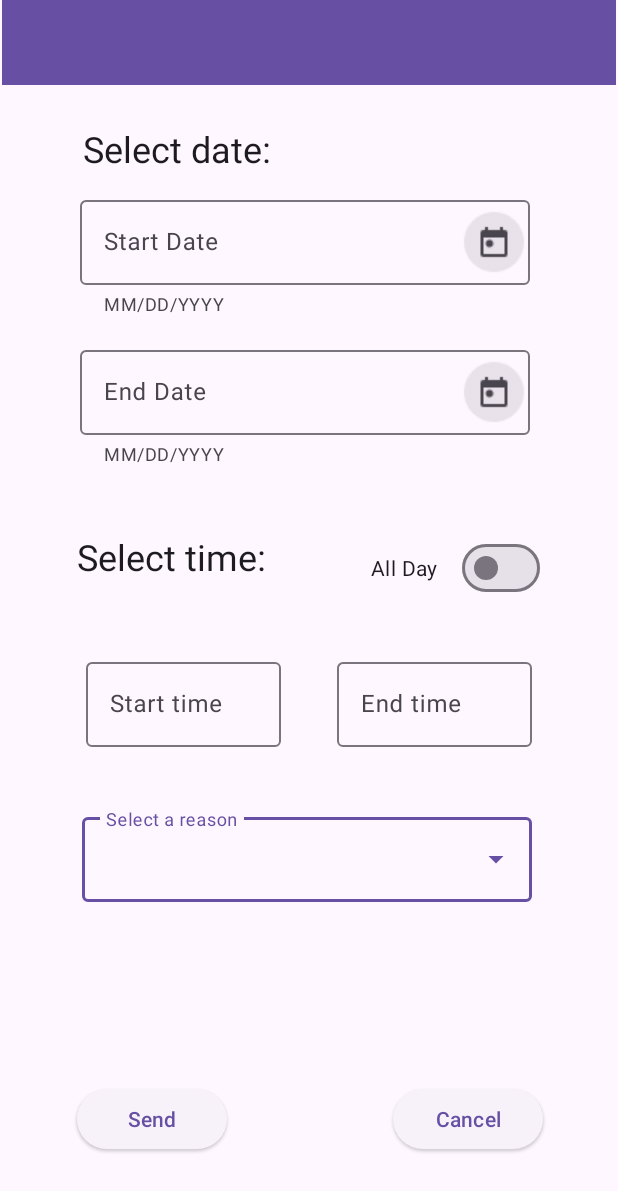
After one commit to masamoe/Optimate, an Android app built with Jetpack Compose: the RequestTimeOff screen opened directly, with no data from a screen before it, on a phone screen of 412 x 824 dp. The commit adds this screen. Shown: the top 1191 px of the screen. Run offline under Robolectric (Android 15) with nearby library versions, the phone set to English and light mode, and no system bars; Roboto replaces fonts that are not available here.

Commit message:
added RequestTimeOff

```diff
--- a/app/src/main/java/com/example/optimate/EmployeeFlow/clockModule.kt
+++ b/app/src/main/java/com/example/optimate/employeeFlow/ClockModule.kt
@@ -1,4 +1,4 @@
-package com.example.optimate.EmployeeFlow
+package com.example.optimate.employeeFlow
 
 import androidx.appcompat.app.AppCompatActivity
 import android.os.Bundle
@@ -12,7 +12,7 @@ import java.util.*
 
 
 
-class clockModule : AppCompatActivity() {
+class ClockModule : AppCompatActivity() {
     private lateinit var digitalClock: TextView
     private lateinit var clockInButton: Button
     private lateinit var clockOutButton: Button
--- /dev/null
+++ b/app/src/main/java/com/example/optimate/employeeFlow/RequestTimeOff.kt
@@ -0,0 +1,140 @@
+package com.example.optimate.employeeFlow
+
+import android.os.Bundle
+import android.widget.TextView
+import androidx.appcompat.app.AppCompatActivity
+import com.example.optimate.R
+import com.google.android.material.datepicker.MaterialDatePicker
+import com.google.android.material.textfield.TextInputLayout
+import com.google.android.material.timepicker.MaterialTimePicker
+import com.google.android.material.timepicker.TimeFormat
+import java.util.Date
+
+class RequestTimeOff : AppCompatActivity() {
+
+
+
+    override fun onCreate(savedInstanceState: Bundle?) {
+        super.onCreate(savedInstanceState)
+        setContentView(R.layout.activity_request_time_off)
+
+        // Create MaterialDatePicker instances for start and end dates
+        val startDatePicker = MaterialDatePicker.Builder.datePicker()
+            .setTitleText("Select start date")
+            .setSelection(MaterialDatePicker.todayInUtcMilliseconds())
+            .build()
+        val endDatePicker = MaterialDatePicker.Builder.datePicker()
+            .setTitleText("Select end date")
+            .setSelection(MaterialDatePicker.todayInUtcMilliseconds())
+            .build()
+
+        // Find TextInputLayouts and TextInputEditTexts
+        val outlinedStartDate = findViewById<TextInputLayout>(R.id.outlinedStartDate)
+        val outlinedEndDate = findViewById<TextInputLayout>(R.id.outlinedEndDate)
+        val startDateEditText = findViewById<TextView>(R.id.startDate)
+        val endDateEditText = findViewById<TextView>(R.id.endDate)
+
+        // Set click listeners to open date pickers
+        outlinedStartDate.setEndIconOnClickListener {
+            startDatePicker.show(supportFragmentManager, "START_DATE_PICKER_TAG")
+        }
+        outlinedEndDate.setEndIconOnClickListener {
+            endDatePicker.show(supportFragmentManager, "END_DATE_PICKER_TAG")
+        }
+
+        startDateEditText.setOnClickListener {
+                startDatePicker.show(supportFragmentManager, "START_DATE_PICKER_TAG")}
+
+        endDateEditText.setOnClickListener {
+                endDatePicker.show(supportFragmentManager, "END_DATE_PICKER_TAG")
+            }
+
+
+        // Set positive button click listeners to handle date selection
+        startDatePicker.addOnPositiveButtonClickListener { startTimestamp ->
+            val startDate = Date(startTimestamp)
+            val endDate = endDatePicker.selection?.let { Date(it) }
+
+            if (endDate != null && startDate.after(endDate)) {
+                outlinedStartDate.error = getString(R.string.start_date_after_end_date_error)
+                startDateEditText.text = null
+            } else {
+                outlinedStartDate.error = null
+                startDateEditText.text = startDatePicker.headerText
+            }
+        }
+
+        startDatePicker.addOnPositiveButtonClickListener { startTimestamp ->
+            val startDate = Date(startTimestamp)
+            val endDate = endDatePicker.selection?.let { Date(it) }
+
+            if (endDate != null && startDate.after(endDate)) {
+                outlinedStartDate.error = getString(R.string.start_date_after_end_date_error)
+                startDateEditText.text = null // Clear text when error occurs
+            } else {
+                outlinedStartDate.error = null
+                startDateEditText.text = startDatePicker.headerText
+                outlinedEndDate.error = null // Clear error for end date when start date is selected
+            }
+        }
+
+        endDatePicker.addOnPositiveButtonClickListener { endTimestamp ->
+            val endDate = Date(endTimestamp)
+            val startDate = startDatePicker.selection?.let { Date(it) }
+
+            if (startDate != null && endDate.before(startDate)) {
+                outlinedEndDate.error = getString(R.string.end_date_before_start_date_error)
+                endDateEditText.text = null // Clear text when error occurs
+            } else {
+                outlinedEndDate.error = null
+                endDateEditText.text = endDatePicker.headerText
+            }
+        }
+
+// Create MaterialDatePicker instances for start and end dates
+        val startTimePicker = MaterialTimePicker.Builder()
+            .setTimeFormat(TimeFormat.CLOCK_12H)
+            .setHour(12)
+            .setMinute(10)
+            .setTitleText("Select Appointment time")
+            .build()
+        val endTimePicker = MaterialTimePicker.Builder()
+            .setTimeFormat(TimeFormat.CLOCK_12H)
+            .setHour(12)
+            .setMinute(10)
+            .setTitleText("Select Appointment time")
+            .build()
+
+        // Find TextInputLayouts and TextInputEditTexts
+        val startTimeEditText = findViewById<TextView>(R.id.startTime)
+        val endTimeEditText = findViewById<TextView>(R.id.endTime)
+
+        // Set OnClickListener for the Start Time EditText
+        startTimeEditText.setOnClickListener{
+            startTimePicker.show(supportFragmentManager, "START_Time_PICKER_TAG")
+        }
+
+// Set OnClickListener for the End Time EditText
+        endTimeEditText.setOnClickListener{
+            endTimePicker.show(supportFragmentManager, "END_Time_PICKER_TAG")
+        }
+
+// Add a listener to handle positive button click for Start Time
+        startTimePicker.addOnPositiveButtonClickListener{
+            val hour = if (startTimePicker.hour < 10) "0${startTimePicker.hour}" else startTimePicker.hour
+            val minute = if (startTimePicker.minute < 10) "0${startTimePicker.minute}" else startTimePicker.minute
+            val timeString = "$hour:$minute"
+            startTimeEditText.text = timeString
+        }
+
+// Add a listener to handle positive button click for End Time
+        endTimePicker.addOnPositiveButtonClickListener{
+            val hour = if (endTimePicker.hour < 10) "0${endTimePicker.hour}" else endTimePicker.hour
+            val minute = if (endTimePicker.minute < 10) "0${endTimePicker.minute}" else endTimePicker.minute
+            val timeString = "$hour:$minute"
+            endTimeEditText.text = timeString
+        }
+
+
+    }
+}
--- a/app/src/main/java/com/example/optimate/EmployeeFlow/viewHistory.kt
+++ b/app/src/main/java/com/example/optimate/employeeFlow/ScheduleModule.kt
@@ -1,12 +1,12 @@
-package com.example.optimate.EmployeeFlow
+package com.example.optimate.employeeFlow
 
 import androidx.appcompat.app.AppCompatActivity
 import android.os.Bundle
 import com.example.optimate.R
 
-class viewHistory : AppCompatActivity() {
+class ScheduleModule : AppCompatActivity() {
     override fun onCreate(savedInstanceState: Bundle?) {
         super.onCreate(savedInstanceState)
-        setContentView(R.layout.activity_view_history)
+        setContentView(R.layout.activity_schedule_module)
     }
 }
--- /dev/null
+++ b/app/src/main/java/com/example/optimate/employeeFlow/ViewHistory.kt
@@ -0,0 +1,12 @@
+package com.example.optimate.employeeFlow
+
+import androidx.appcompat.app.AppCompatActivity
+import android.os.Bundle
+import com.example.optimate.R
+
+class ViewHistory : AppCompatActivity() {
+    override fun onCreate(savedInstanceState: Bundle?) {
+        super.onCreate(savedInstanceState)
+        setContentView(R.layout.activity_view_history)
+    }
+}
--- a/app/src/main/java/com/example/optimate/EmployeeFlow/scheduleModule.kt
+++ b/app/src/main/java/com/example/optimate/employeeFlow/ViewTimeOffRequests.kt
@@ -1,12 +1,12 @@
-package com.example.optimate.EmployeeFlow
+package com.example.optimate.employeeFlow
 
 import androidx.appcompat.app.AppCompatActivity
 import android.os.Bundle
 import com.example.optimate.R
 
-class scheduleModule : AppCompatActivity() {
+class ViewTimeOffRequests : AppCompatActivity() {
     override fun onCreate(savedInstanceState: Bundle?) {
         super.onCreate(savedInstanceState)
-        setContentView(R.layout.activity_schedule_module)
+        setContentView(R.layout.activity_view_time_off_requests)
     }
 }
--- a/app/src/main/res/layout/activity_clock_module.xml
+++ b/app/src/main/res/layout/activity_clock_module.xml
@@ -5,7 +5,7 @@
     android:layout_width="match_parent"
     android:layout_height="match_parent"
     android:background="#FEF7FF"
-    tools:context=".EmployeeFlow.clockModule">
+    tools:context=".employeeFlow.ClockModule">
 
     <Button
         style="@style/Widget.Material3.Button.ElevatedButton"
--- /dev/null
+++ b/app/src/main/res/layout/activity_request_time_off.xml
@@ -0,0 +1,219 @@
+<?xml version="1.0" encoding="utf-8"?>
+<androidx.constraintlayout.widget.ConstraintLayout xmlns:android="http://schemas.android.com/apk/res/android"
+    xmlns:app="http://schemas.android.com/apk/res-auto"
+    xmlns:tools="http://schemas.android.com/tools"
+    android:layout_width="match_parent"
+    android:layout_height="match_parent"
+    tools:context=".employeeFlow.RequestTimeOff">
+
+    <androidx.appcompat.widget.Toolbar
+        android:id="@+id/toolbar4"
+        android:layout_width="409dp"
+        android:layout_height="wrap_content"
+        android:layout_marginBottom="34dp"
+        android:background="?attr/colorPrimary"
+        android:minHeight="?attr/actionBarSize"
+        android:theme="?attr/actionBarTheme"
+        app:layout_constraintBottom_toTopOf="@+id/textView3"
+        app:layout_constraintEnd_toEndOf="parent"
+        app:layout_constraintStart_toStartOf="parent"
+        app:layout_constraintTop_toTopOf="parent" />
+    <TextView
+        android:id="@+id/textView3"
+        android:layout_width="165dp"
+        android:layout_height="37dp"
+        android:layout_marginStart="55dp"
+        android:layout_marginTop="98dp"
+        android:layout_marginEnd="191dp"
+        android:layout_marginBottom="15dp"
+        android:text="@string/select_date"
+        android:textAppearance="@style/TextAppearance.Material3.HeadlineSmall"
+        app:layout_constraintBottom_toTopOf="@+id/outlinedStartDate"
+        app:layout_constraintEnd_toEndOf="parent"
+        app:layout_constraintHorizontal_bias="0.0"
+        app:layout_constraintStart_toStartOf="parent"
+        app:layout_constraintTop_toTopOf="parent"
+        app:layout_constraintVertical_bias="0.681" />
+
+
+    <com.google.android.material.textfield.TextInputLayout
+        android:id="@+id/outlinedStartDate"
+        android:layout_width="300dp"
+        android:layout_height="wrap_content"
+        android:layout_marginStart="50dp"
+        android:layout_marginTop="128dp"
+        android:layout_marginEnd="50dp"
+        android:hint="@string/start_date"
+        app:endIconDrawable="@drawable/date_icon"
+        app:endIconMode="custom"
+        app:helperText="MM/DD/YYYY"
+        app:helperTextEnabled="true"
+        app:layout_constraintEnd_toEndOf="parent"
+        app:layout_constraintHorizontal_bias="0.272"
+        app:layout_constraintStart_toStartOf="parent"
+        app:layout_constraintTop_toTopOf="parent">
+
+        <com.google.android.material.textfield.TextInputEditText
+            android:id="@+id/startDate"
+            android:layout_width="match_parent"
+            android:layout_height="wrap_content"
+            android:inputType="none"
+            android:focusable="false"
+            android:focusableInTouchMode="false" />
+
+    </com.google.android.material.textfield.TextInputLayout>
+
+
+    <com.google.android.material.textfield.TextInputLayout
+        android:id="@+id/outlinedEndDate"
+        android:layout_width="300dp"
+        android:layout_height="wrap_content"
+        android:layout_marginStart="50dp"
+        android:layout_marginTop="228dp"
+        android:layout_marginEnd="50dp"
+        android:hint="@string/end_date"
+        app:endIconDrawable="@drawable/date_icon"
+        app:endIconMode="custom"
+        app:helperText="MM/DD/YYYY"
+        app:helperTextEnabled="true"
+        app:layout_constraintEnd_toEndOf="parent"
+        app:layout_constraintHorizontal_bias="0.272"
+        app:layout_constraintStart_toStartOf="parent"
+        app:layout_constraintTop_toTopOf="parent">
+
+        <com.google.android.material.textfield.TextInputEditText
+            android:id="@+id/endDate"
+            android:layout_width="match_parent"
+            android:layout_height="wrap_content"
+            android:inputType="none"
+            android:focusable="false"
+            android:focusableInTouchMode="false" />
+
+    </com.google.android.material.textfield.TextInputLayout>
+    <TextView
+        android:id="@+id/textView4"
+        android:layout_width="160dp"
+        android:layout_height="31dp"
+        android:layout_marginStart="50dp"
+        android:layout_marginTop="44dp"
+        android:layout_marginEnd="25dp"
+        android:text="@string/select_time"
+        android:textAppearance="@style/TextAppearance.Material3.HeadlineSmall"
+        app:layout_constraintBottom_toTopOf="@+id/outlinedStartTime"
+        app:layout_constraintEnd_toStartOf="@+id/materialSwitch"
+        app:layout_constraintHorizontal_bias="0.09"
+        app:layout_constraintStart_toStartOf="parent"
+        app:layout_constraintTop_toBottomOf="@+id/outlinedEndDate"
+        app:layout_constraintVertical_bias="0.122" />
+
+
+
+    <com.google.android.material.materialswitch.MaterialSwitch
+        android:id="@+id/materialSwitch"
+        android:layout_width="wrap_content"
+        android:layout_height="wrap_content"
+        android:layout_marginTop="44dp"
+        android:layout_marginEnd="52dp"
+        android:checked="false"
+        android:text="@string/all_day"
+        app:layout_constraintBottom_toTopOf="@+id/outlinedEndTime"
+        app:layout_constraintEnd_toEndOf="parent"
+        app:layout_constraintTop_toBottomOf="@+id/outlinedEndDate"
+        app:layout_constraintVertical_bias="0.175" />
+
+    <com.google.android.material.textfield.TextInputLayout
+        android:id="@+id/outlinedStartTime"
+        android:layout_width="130dp"
+        android:layout_height="63dp"
+
+        android:layout_marginStart="50dp"
+
+        android:layout_marginTop="50dp"
+        android:layout_marginEnd="10dp"
+        android:hint="@string/start_time"
+        app:helperTextEnabled="true"
+        app:layout_constraintEnd_toStartOf="@+id/outlinedEndTime"
+        app:layout_constraintStart_toStartOf="parent"
+        app:layout_constraintTop_toBottomOf="@+id/textView4">
+
+        <com.google.android.material.textfield.TextInputEditText
+            android:id="@+id/startTime"
+            android:layout_width="match_parent"
+            android:layout_height="wrap_content"
+            android:inputType="none"
+            android:focusable="false"
+            android:focusableInTouchMode="false"/>
+    </com.google.android.material.textfield.TextInputLayout>
+
+    <com.google.android.material.textfield.TextInputLayout
+        android:id="@+id/outlinedEndTime"
+        android:layout_width="130dp"
+        android:layout_height="63dp"
+        android:layout_marginStart="20dp"
+        android:layout_marginTop="33dp"
+        android:layout_marginEnd="50dp"
+        android:hint="@string/end_time"
+        app:helperTextEnabled="true"
+        app:layout_constraintEnd_toEndOf="parent"
+        app:layout_constraintStart_toEndOf="@+id/outlinedStartTime"
+        app:layout_constraintTop_toBottomOf="@+id/materialSwitch">
+
+        <com.google.android.material.textfield.TextInputEditText
+            android:id="@+id/endTime"
+            android:layout_width="match_parent"
+            android:layout_height="wrap_content"
+            android:inputType="none"
+            android:focusable="false"
+            android:focusableInTouchMode="false" />
+    </com.google.android.material.textfield.TextInputLayout>
+
+
+    <com.google.android.material.textfield.TextInputLayout
+        android:id="@+id/textInputLayout"
+        style="@style/Widget.Material3.TextInputLayout.OutlinedBox.ExposedDropdownMenu"
+        android:layout_width="300dp"
+        android:layout_height="wrap_content"
+        android:layout_marginStart="50dp"
+        android:layout_marginTop="40dp"
+        android:layout_marginEnd="50dp"
+        android:hint="@string/select_reason"
+        app:layout_constraintEnd_toEndOf="parent"
+        app:layout_constraintHorizontal_bias="0.414"
+        app:layout_constraintStart_toStartOf="parent"
+        app:layout_constraintTop_toBottomOf="@+id/outlinedStartTime">
+
+
+        <AutoCompleteTextView
+            android:layout_width="match_parent"
+            android:layout_height="wrap_content"
+            android:inputType="none"
+            app:simpleItems="@array/reasons_array" />
+    </com.google.android.material.textfield.TextInputLayout>
+
+    <Button
+        android:id="@+id/sendButton"
+        style="@style/Widget.Material3.Button.ElevatedButton"
+        android:layout_width="100dp"
+        android:layout_height="wrap_content"
+        android:layout_marginStart="51dp"
+        android:layout_marginEnd="110dp"
+        android:layout_marginBottom="54dp"
+        android:text="Send"
+        app:layout_constraintBottom_toBottomOf="parent"
+        app:layout_constraintEnd_toStartOf="@+id/cancelButton"
+        app:layout_constraintStart_toStartOf="parent" />
+
+    <Button
+        android:id="@+id/cancelButton"
+        style="@style/Widget.Material3.Button.ElevatedButton"
+        android:layout_width="100dp"
+        android:layout_height="wrap_content"
+        android:layout_marginEnd="50dp"
+        android:layout_marginBottom="54dp"
+        android:text="Cancel"
+        app:layout_constraintBottom_toBottomOf="parent"
+        app:layout_constraintEnd_toEndOf="parent"
+        app:layout_constraintStart_toEndOf="@+id/sendButton" />
+
+
+</androidx.constraintlayout.widget.ConstraintLayout>
--- a/app/src/main/res/layout/activity_schedule_module.xml
+++ b/app/src/main/res/layout/activity_schedule_module.xml
@@ -4,7 +4,7 @@
     xmlns:tools="http://schemas.android.com/tools"
     android:layout_width="match_parent"
     android:layout_height="match_parent"
-    tools:context=".EmployeeFlow.scheduleModule">
+    tools:context=".employeeFlow.ScheduleModule">
 
     <androidx.appcompat.widget.Toolbar
         android:id="@+id/toolbar"
--- a/app/src/main/res/layout/activity_view_history.xml
+++ b/app/src/main/res/layout/activity_view_history.xml
@@ -4,7 +4,7 @@ xmlns:app="http://schemas.android.com/apk/res-auto"
 xmlns:tools="http://schemas.android.com/tools"
 android:layout_width="match_parent"
 android:layout_height="match_parent"
-tools:context=".EmployeeFlow.viewHistory">
+tools:context=".employeeFlow.ViewHistory">
 
     <androidx.appcompat.widget.Toolbar
         android:id="@+id/toolbar2"
--- /dev/null
+++ b/app/src/main/res/layout/activity_view_time_off_requests.xml
@@ -0,0 +1,9 @@
+<?xml version="1.0" encoding="utf-8"?>
+<androidx.constraintlayout.widget.ConstraintLayout xmlns:android="http://schemas.android.com/apk/res/android"
+    xmlns:app="http://schemas.android.com/apk/res-auto"
+    xmlns:tools="http://schemas.android.com/tools"
+    android:layout_width="match_parent"
+    android:layout_height="match_parent"
+    tools:context=".employeeFlow.ViewTimeOffRequests">
+
+</androidx.constraintlayout.widget.ConstraintLayout>
--- /dev/null
+++ b/app/src/main/res/values/arrays.xml
@@ -0,0 +1,8 @@
+<?xml version="1.0" encoding="utf-8"?>
+<resources>
+    <string-array name="reasons_array">
+        <item>Sick day</item>
+        <item>Vacation paid</item>
+        <item>Vacation unpaid</item>
+    </string-array>
+</resources>
--- a/app/src/main/res/values/strings.xml
+++ b/app/src/main/res/values/strings.xml
@@ -31,4 +31,15 @@
     <string name="clock_out">Clock Out</string>
     <string name="clock">Clock</string>
     <string name="view_history">View History</string>
+    <string name="start_date">Start Date</string>
+    <string name="end_date">End Date</string>
+    <string name="end_date_before_start_date_error">End date cannot be before start date!</string>
+    <string name="start_date_after_end_date_error">Start date cannot be after end date!</string>
+    <string name="all_day">All Day</string>
+    <string name="select_time">Select time:</string>
+    <string name="select_date">Select date:</string>
+    <string name="start_time">Start time</string>
+    <string name="end_time">End time</string>
+    <string name="select_reason">Select a reason</string>
+
 </resources>
```
Also changed, not shown: app/src/main/AndroidManifest.xml (+5 -6 lines), app/src/main/res/drawable/attach_icon.png (added), app/src/main/res/drawable/date_icon.png (added), app/src/main/res/drawable/edit_icon.png (added).
